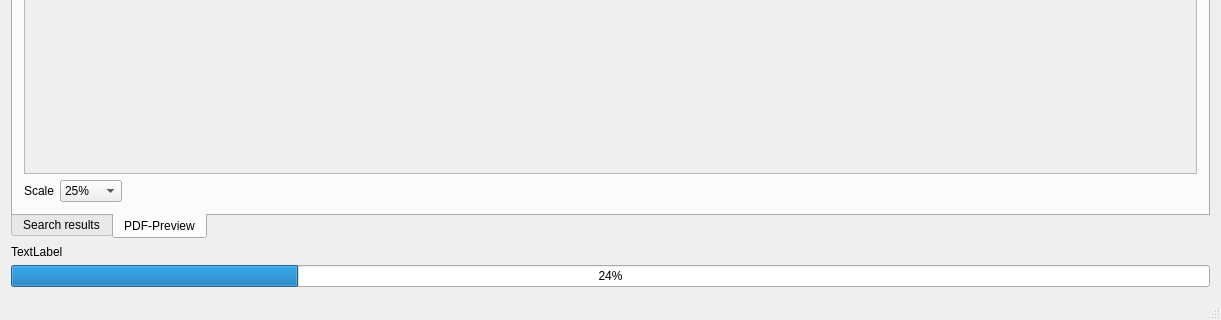
Before: the Qt Designer form gui/mainwindow.ui in quitesimpleorg/looqs, drawn with Qt 5; both pictures show x 0 to 1221 and y 294 to 614 of the 1221 by 614 pixel window.
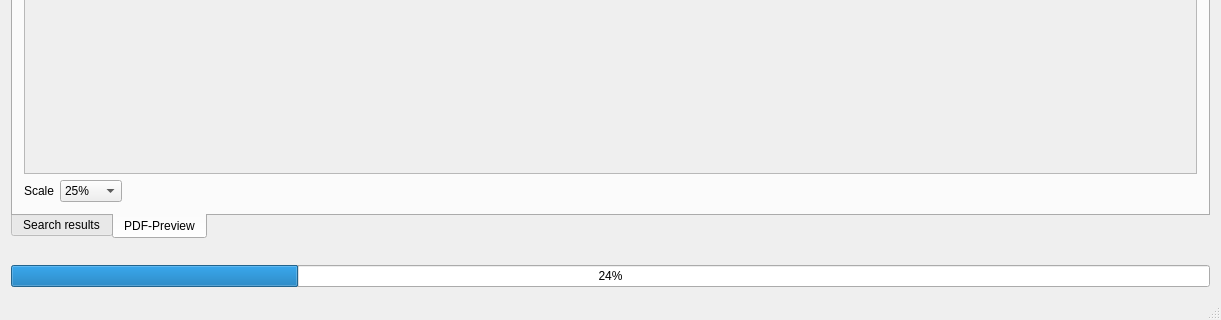
After: the same form once the commit is applied.

Commit message: gui: handle ESC (to quit) and CTRL+L (focus on searchbar and select content)

Patch:
```diff
--- a/gui/mainwindow.ui
+++ b/gui/mainwindow.ui
@@ -157,7 +157,7 @@
     <item>
      <widget class="QLabel" name="lblSearchResults">
       <property name="text">
-       <string>TextLabel</string>
+       <string/>
       </property>
      </widget>
     </item>
```
Left out of the diff: 2 changed lines with no effect on the pictures. The commit also changes 2 other files.
